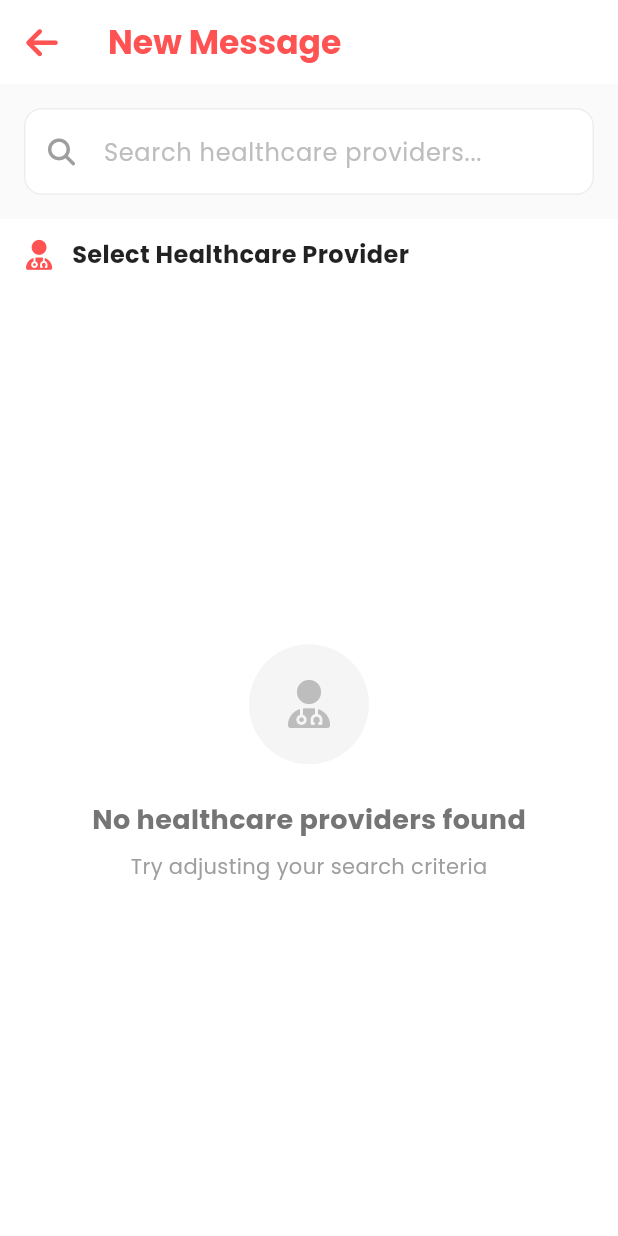
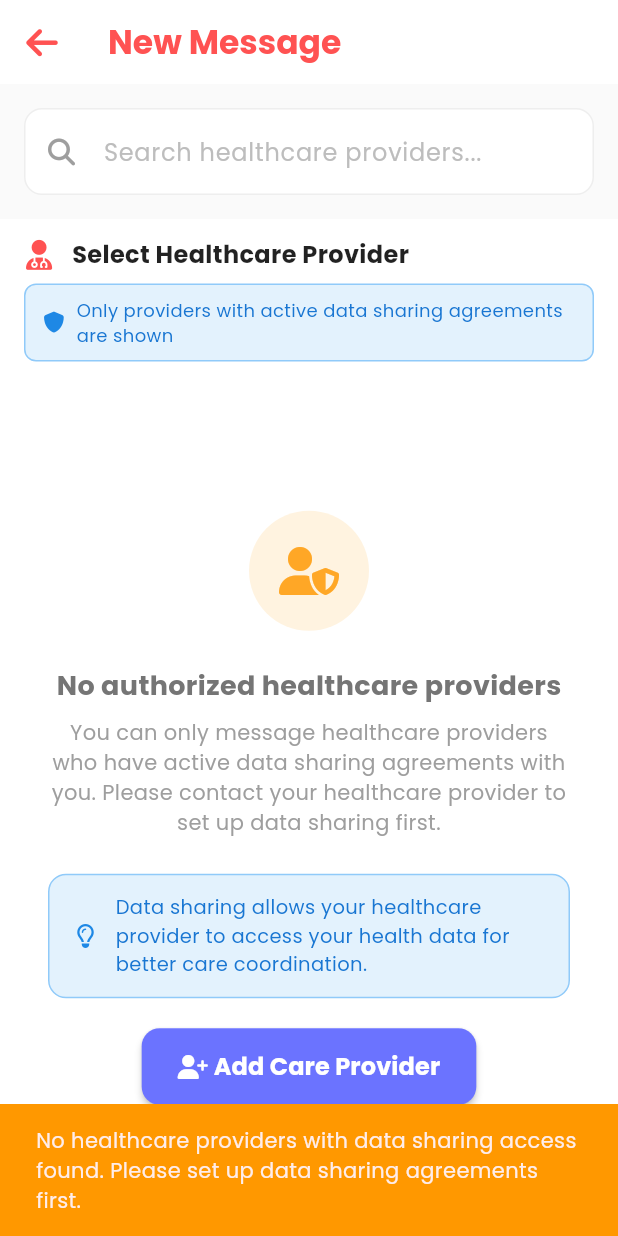
Before and after one commit to rulonajhon/RedSync_MobileApp, a Flutter app: the ComposeMessageScreen screen opened directly, on a phone screen of 412 x 824 dp. Run offline on Flutter 3.47's test engine with Material 3 defaults, Android fonts, the phone set to English and light mode, and no system bars; our stand-ins replace animated_bottom_navigation_bar, cloud_firestore, firebase_auth, firebase_core, flutter_dotenv, flutter_local_notifications and 12 more; accounts and stored records are empty.

Commit message:
modified:   lib/screens/main_screen/patient_screens/compose_message_screen.dart 	modified:   lib/services/community_service.dart 	new file:   lib/services/data_sharing_service.dart 	modified:   macos/Flutter/GeneratedPluginRegistrant.swift 	modified:   pubspec.lock 	modified:   pubspec.yaml 	modified:   windows/flutter/generated_plugin_registrant.cc 	modified:   windows/flutter/generated_plugins.cmake

```diff
--- a/lib/screens/main_screen/patient_screens/compose_message_screen.dart
+++ b/lib/screens/main_screen/patient_screens/compose_message_screen.dart
@@ -1,7 +1,8 @@
 import 'package:flutter/material.dart';
 import 'package:font_awesome_flutter/font_awesome_flutter.dart';
-import 'package:cloud_firestore/cloud_firestore.dart';
 import '../shared/chat_screen.dart';
+import '../../../services/data_sharing_service.dart';
+import 'care_provider_screen.dart';
 
 class ComposeMessageScreen extends StatefulWidget {
   const ComposeMessageScreen({super.key});
@@ -12,6 +13,7 @@ class ComposeMessageScreen extends StatefulWidget {
 
 class _ComposeMessageScreenState extends State<ComposeMessageScreen> {
   final TextEditingController _searchController = TextEditingController();
+  final DataSharingService _dataSharingService = DataSharingService();
 
   List<Map<String, dynamic>> _healthcareProviders = [];
   List<Map<String, dynamic>> _filteredProviders = [];
@@ -35,25 +37,30 @@ class _ComposeMessageScreenState extends State<ComposeMessageScreen> {
         _isLoading = true;
       });
 
-      // Get all users with role 'medical'
-      final querySnapshot = await FirebaseFirestore.instance
-          .collection('users')
-          .where('role', isEqualTo: 'medical')
-          .get();
-
-      List<Map<String, dynamic>> providers = [];
-      for (var doc in querySnapshot.docs) {
-        final data = doc.data();
-        providers.add({'id': doc.id, 'uid': doc.id, ...data});
-      }
+      // Get only healthcare providers who have active data sharing agreements with this patient
+      final authorizedProviders = await _dataSharingService
+          .getAuthorizedHealthcareProviders();
 
       setState(() {
-        _healthcareProviders = providers;
-        _filteredProviders = providers;
+        _healthcareProviders = authorizedProviders;
+        _filteredProviders = authorizedProviders;
         _isLoading = false;
       });
+
+      // Show message if no authorized providers found
+      if (authorizedProviders.isEmpty && mounted) {
+        ScaffoldMessenger.of(context).showSnackBar(
+          SnackBar(
+            content: Text(
+              'No healthcare providers with data sharing access found. Please set up data sharing agreements first.',
+            ),
+            backgroundColor: Colors.orange,
+            duration: Duration(seconds: 4),
+          ),
+        );
+      }
     } catch (e) {
-      print('Error loading healthcare providers: $e');
+      print('Error loading authorized healthcare providers: $e');
       setState(() {
         _isLoading = false;
       });
@@ -154,7 +161,9 @@ class _ComposeMessageScreenState extends State<ComposeMessageScreen> {
           // Header
           Container(
             padding: EdgeInsets.symmetric(horizontal: 16, vertical: 12),
-            child: Row(
+            child: Column(
+              children: [
+                Row(
                   children: [
                     Icon(
                       FontAwesomeIcons.userDoctor,
@@ -162,12 +171,44 @@ class _ComposeMessageScreenState extends State<ComposeMessageScreen> {
                       size: 20,
                     ),
                     SizedBox(width: 12),
-                Text(
+                    Expanded(
+                      child: Text(
                         'Select Healthcare Provider',
                         style: TextStyle(
                           fontSize: 16,
                           fontWeight: FontWeight.w600,
                           color: Colors.black87,
+                        ),
+                      ),
+                    ),
+                  ],
+                ),
+                SizedBox(height: 8),
+                Container(
+                  padding: EdgeInsets.symmetric(horizontal: 12, vertical: 8),
+                  decoration: BoxDecoration(
+                    color: Colors.blue.shade50,
+                    borderRadius: BorderRadius.circular(8),
+                    border: Border.all(color: Colors.blue.shade200),
+                  ),
+                  child: Row(
+                    children: [
+                      Icon(
+                        FontAwesomeIcons.shield,
+                        color: Colors.blue.shade600,
+                        size: 14,
+                      ),
+                      SizedBox(width: 8),
+                      Expanded(
+                        child: Text(
+                          'Only providers with active data sharing agreements are shown',
+                          style: TextStyle(
+                            fontSize: 12,
+                            color: Colors.blue.shade700,
+                          ),
+                        ),
+                      ),
+                    ],
                   ),
                 ),
               ],
@@ -210,6 +251,12 @@ class _ComposeMessageScreenState extends State<ComposeMessageScreen> {
   }
 
   Widget _buildEmptyState() {
+    // Check if we're showing empty due to search or no authorized providers
+    bool isSearchEmpty =
+        _searchController.text.isNotEmpty &&
+        _filteredProviders.isEmpty &&
+        _healthcareProviders.isNotEmpty;
+
     return Center(
       child: Column(
         mainAxisAlignment: MainAxisAlignment.center,
@@ -218,18 +265,26 @@ class _ComposeMessageScreenState extends State<ComposeMessageScreen> {
             width: 80,
             height: 80,
             decoration: BoxDecoration(
-              color: Colors.grey.shade100,
+              color: isSearchEmpty
+                  ? Colors.grey.shade100
+                  : Colors.orange.shade50,
               borderRadius: BorderRadius.circular(40),
             ),
             child: Icon(
-              FontAwesomeIcons.userDoctor,
-              color: Colors.grey.shade400,
+              isSearchEmpty
+                  ? FontAwesomeIcons.magnifyingGlass
+                  : FontAwesomeIcons.userShield,
+              color: isSearchEmpty
+                  ? Colors.grey.shade400
+                  : Colors.orange.shade400,
               size: 32,
             ),
           ),
           SizedBox(height: 24),
           Text(
-            'No healthcare providers found',
+            isSearchEmpty
+                ? 'No healthcare providers found'
+                : 'No authorized healthcare providers',
             style: TextStyle(
               fontSize: 18,
               fontWeight: FontWeight.w600,
@@ -237,10 +292,73 @@ class _ComposeMessageScreenState extends State<ComposeMessageScreen> {
             ),
           ),
           SizedBox(height: 8),
-          Text(
-            'Try adjusting your search criteria',
+          Padding(
+            padding: EdgeInsets.symmetric(horizontal: 32),
+            child: Text(
+              isSearchEmpty
+                  ? 'Try adjusting your search criteria'
+                  : 'You can only message healthcare providers who have active data sharing agreements with you. Please contact your healthcare provider to set up data sharing first.',
               style: TextStyle(fontSize: 14, color: Colors.grey.shade500),
+              textAlign: TextAlign.center,
             ),
+          ),
+          if (!isSearchEmpty) ...[
+            SizedBox(height: 24),
+            Container(
+              padding: EdgeInsets.symmetric(horizontal: 16, vertical: 12),
+              margin: EdgeInsets.symmetric(horizontal: 32),
+              decoration: BoxDecoration(
+                color: Colors.blue.shade50,
+                borderRadius: BorderRadius.circular(12),
+                border: Border.all(color: Colors.blue.shade200),
+              ),
+              child: Row(
+                children: [
+                  Icon(
+                    FontAwesomeIcons.lightbulb,
+                    color: Colors.blue.shade600,
+                    size: 16,
+                  ),
+                  SizedBox(width: 12),
+                  Expanded(
+                    child: Text(
+                      'Data sharing allows your healthcare provider to access your health data for better care coordination.',
+                      style: TextStyle(
+                        fontSize: 13,
+                        color: Colors.blue.shade700,
+                      ),
+                    ),
+                  ),
+                ],
+              ),
+            ),
+            SizedBox(height: 20),
+            ElevatedButton.icon(
+              onPressed: _navigateToAddCareProvider,
+              icon: Icon(
+                FontAwesomeIcons.userPlus,
+                size: 16,
+                color: Colors.white,
+              ),
+              label: Text(
+                'Add Care Provider',
+                style: TextStyle(
+                  fontSize: 16,
+                  fontWeight: FontWeight.w600,
+                  color: Colors.white,
+                ),
+              ),
+              style: ElevatedButton.styleFrom(
+                backgroundColor: Color(0xFF6B73FF),
+                foregroundColor: Colors.white,
+                padding: EdgeInsets.symmetric(horizontal: 24, vertical: 14),
+                shape: RoundedRectangleBorder(
+                  borderRadius: BorderRadius.circular(12),
+                ),
+                elevation: 2,
+              ),
+            ),
+          ],
         ],
       ),
     );
@@ -340,4 +458,15 @@ class _ComposeMessageScreenState extends State<ComposeMessageScreen> {
       ),
     );
   }
+
+  void _navigateToAddCareProvider() {
+    // Navigate to the care provider screen for provider search
+    Navigator.push(
+      context,
+      MaterialPageRoute(builder: (context) => CareProviderScreen()),
+    ).then((_) {
+      // Refresh the providers list when returning from the care provider screen
+      _loadHealthcareProviders();
+    });
   }
+}
--- a/lib/services/community_service.dart
+++ b/lib/services/community_service.dart
@@ -1,5 +1,6 @@
 import 'package:cloud_firestore/cloud_firestore.dart';
 import 'package:firebase_auth/firebase_auth.dart';
+import 'package:share_plus/share_plus.dart';
 import 'firestore.dart';
 
 class CommunityService {
--- /dev/null
+++ b/lib/services/data_sharing_service.dart
@@ -0,0 +1,200 @@
+import 'package:cloud_firestore/cloud_firestore.dart';
+import 'package:firebase_auth/firebase_auth.dart';
+
+class DataSharingService {
+  final FirebaseFirestore _firestore = FirebaseFirestore.instance;
+  final FirebaseAuth _auth = FirebaseAuth.instance;
+
+  /// Get healthcare providers who have active data sharing agreements with the current patient
+  Future<List<String>> getAuthorizedProviderUids() async {
+    try {
+      final currentUser = _auth.currentUser;
+      if (currentUser == null) {
+        throw Exception('No authenticated user found');
+      }
+
+      final querySnapshot = await _firestore
+          .collection('data_sharing')
+          .where('patientUid', isEqualTo: currentUser.uid)
+          .where('active', isEqualTo: true)
+          .get();
+
+      List<String> authorizedProviderUids = [];
+      for (var doc in querySnapshot.docs) {
+        final data = doc.data();
+        final providerUid = data['providerUid'] as String?;
+        if (providerUid != null && providerUid.isNotEmpty) {
+          authorizedProviderUids.add(providerUid);
+        }
+      }
+
+      print(
+        'Found ${authorizedProviderUids.length} authorized healthcare providers for patient: ${currentUser.uid}',
+      );
+      return authorizedProviderUids;
+    } catch (e) {
+      print('Error getting authorized provider UIDs: $e');
+      return [];
+    }
+  }
+
+  /// Check if a specific provider has active data sharing with the current patient
+  Future<bool> hasActiveDataSharing(String providerUid) async {
+    try {
+      final currentUser = _auth.currentUser;
+      if (currentUser == null) {
+        return false;
+      }
+
+      final querySnapshot = await _firestore
+          .collection('data_sharing')
+          .where('patientUid', isEqualTo: currentUser.uid)
+          .where('providerUid', isEqualTo: providerUid)
+          .where('active', isEqualTo: true)
+          .limit(1)
+          .get();
+
+      return querySnapshot.docs.isNotEmpty;
+    } catch (e) {
+      print('Error checking data sharing status: $e');
+      return false;
+    }
+  }
+
+  /// Get all healthcare providers who have active data sharing with the current patient
+  /// Returns a list of provider documents with their user information
+  Future<List<Map<String, dynamic>>> getAuthorizedHealthcareProviders() async {
+    try {
+      final authorizedProviderUids = await getAuthorizedProviderUids();
+
+      if (authorizedProviderUids.isEmpty) {
+        print('No authorized healthcare providers found');
+        return [];
+      }
+
+      // Get user details for authorized providers
+      List<Map<String, dynamic>> authorizedProviders = [];
+
+      for (String providerUid in authorizedProviderUids) {
+        try {
+          final userDoc = await _firestore
+              .collection('users')
+              .doc(providerUid)
+              .get();
+
+          if (userDoc.exists) {
+            final userData = userDoc.data()!;
+            // Only include if the user is actually a healthcare provider
+            if (userData['role'] == 'medical') {
+              authorizedProviders.add({
+                'id': userDoc.id,
+                'uid': userDoc.id,
+                ...userData,
+              });
+            }
+          }
+        } catch (e) {
+          print('Error fetching provider data for UID $providerUid: $e');
+          // Continue with other providers even if one fails
+        }
+      }
+
+      print(
+        'Retrieved ${authorizedProviders.length} authorized healthcare providers',
+      );
+      return authorizedProviders;
+    } catch (e) {
+      print('Error getting authorized healthcare providers: $e');
+      return [];
+    }
+  }
+
+  /// Get data sharing status between current patient and a specific provider
+  Future<Map<String, dynamic>?> getDataSharingStatus(String providerUid) async {
+    try {
+      final currentUser = _auth.currentUser;
+      if (currentUser == null) {
+        return null;
+      }
+
+      final querySnapshot = await _firestore
+          .collection('data_sharing')
+          .where('patientUid', isEqualTo: currentUser.uid)
+          .where('providerUid', isEqualTo: providerUid)
+          .limit(1)
+          .get();
+
+      if (querySnapshot.docs.isNotEmpty) {
+        final doc = querySnapshot.docs.first;
+        return {'id': doc.id, ...doc.data()};
+      }
+
+      return null;
+    } catch (e) {
+      print('Error getting data sharing status: $e');
+      return null;
+    }
+  }
+
+  /// Stream to listen for real-time updates to data sharing agreements for the current patient
+  Stream<List<String>> getAuthorizedProviderUidsStream() {
+    final currentUser = _auth.currentUser;
+    if (currentUser == null) {
+      return Stream.value([]);
+    }
+
+    return _firestore
+        .collection('data_sharing')
+        .where('patientUid', isEqualTo: currentUser.uid)
+        .where('active', isEqualTo: true)
+        .snapshots()
+        .map((snapshot) {
+          List<String> authorizedProviderUids = [];
+          for (var doc in snapshot.docs) {
+            final data = doc.data();
+            final providerUid = data['providerUid'] as String?;
+            if (providerUid != null && providerUid.isNotEmpty) {
+              authorizedProviderUids.add(providerUid);
+            }
+          }
+          return authorizedProviderUids;
+        });
+  }
+
+  /// Create a new data sharing agreement (typically done by healthcare provider)
+  Future<String?> createDataSharingAgreement(
+    String patientUid,
+    String providerUid,
+  ) async {
+    try {
+      final docRef = await _firestore.collection('data_sharing').add({
+        'patientUid': patientUid,
+        'providerUid': providerUid,
+        'active': true,
+        'createdAt': FieldValue.serverTimestamp(),
+      });
+
+      print('Data sharing agreement created: ${docRef.id}');
+      return docRef.id;
+    } catch (e) {
+      print('Error creating data sharing agreement: $e');
+      return null;
+    }
+  }
+
+  /// Deactivate a data sharing agreement
+  Future<bool> deactivateDataSharing(String agreementId) async {
+    try {
+      await _firestore.collection('data_sharing').doc(agreementId).update({
+        'active': false,
+        'deactivatedAt': FieldValue.serverTimestamp(),
+      });
+
+      print('Data sharing agreement deactivated: $agreementId');
+      return true;
+    } catch (e) {
+      print('Error deactivating data sharing agreement: $e');
+      return false;
+    }
+  }
+}
--- a/pubspec.yaml
+++ b/pubspec.yaml
@@ -41,6 +41,7 @@ dependencies:
   timezone: ^0.10.0
   flutter_local_notifications: ^18.0.1
   flutter_slidable: ^3.1.1
+  share_plus: ^10.1.1
 
 
 dev_dependencies:
```
Also changed, not shown: pubspec.lock, 3 other files. Lines whose indentation alone changed are shown as unchanged.
